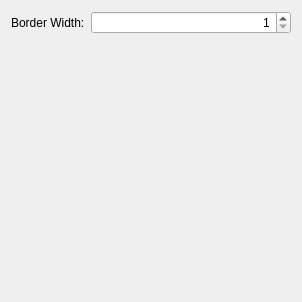
Qt form GUI/Representations/ContourRepresentationSettings.ui (FelixdelasPozas/EspINA) before a commit.
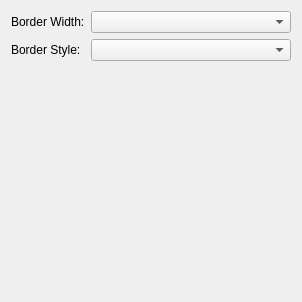
The same form after that commit.

Commit message: Contour Representation width and pattern configuration. Small misc fixes.

Patch:
```diff
--- a/GUI/Representations/ContourRepresentationSettings.ui
+++ b/GUI/Representations/ContourRepresentationSettings.ui
@@ -14,26 +14,36 @@
    <string>Form</string>
   </property>
   <layout class="QFormLayout" name="formLayout">
-   <item row="0" column="0">
+   <property name="fieldGrowthPolicy">
+    <enum>QFormLayout::AllNonFixedFieldsGrow</enum>
+   </property>
+   <item row="1" column="0">
     <widget class="QLabel" name="label">
      <property name="text">
       <string>Border Width:</string>
      </property>
     </widget>
    </item>
-   <item row="0" column="1">
-    <widget class="QSpinBox" name="m_borderWidth">
-     <property name="alignment">
-      <set>Qt::AlignRight|Qt::AlignTrailing|Qt::AlignVCenter</set>
-     </property>
-     <property name="minimum">
-      <number>1</number>
-     </property>
-     <property name="maximum">
+   <item row="1" column="1">
+    <widget class="QComboBox" name="m_widthCombo">
+     <property name="maxVisibleItems">
       <number>5</number>
      </property>
+     <property name="frame">
+      <bool>true</bool>
+     </property>
     </widget>
    </item>
+   <item row="2" column="0">
+    <widget class="QLabel" name="label_2">
+     <property name="text">
+      <string>Border Style:</string>
+     </property>
+    </widget>
+   </item>
+   <item row="2" column="1">
+    <widget class="QComboBox" name="m_patternCombo"/>
+   </item>
   </layout>
  </widget>
  <resources/>
```
The commit also changes 14 other files.
